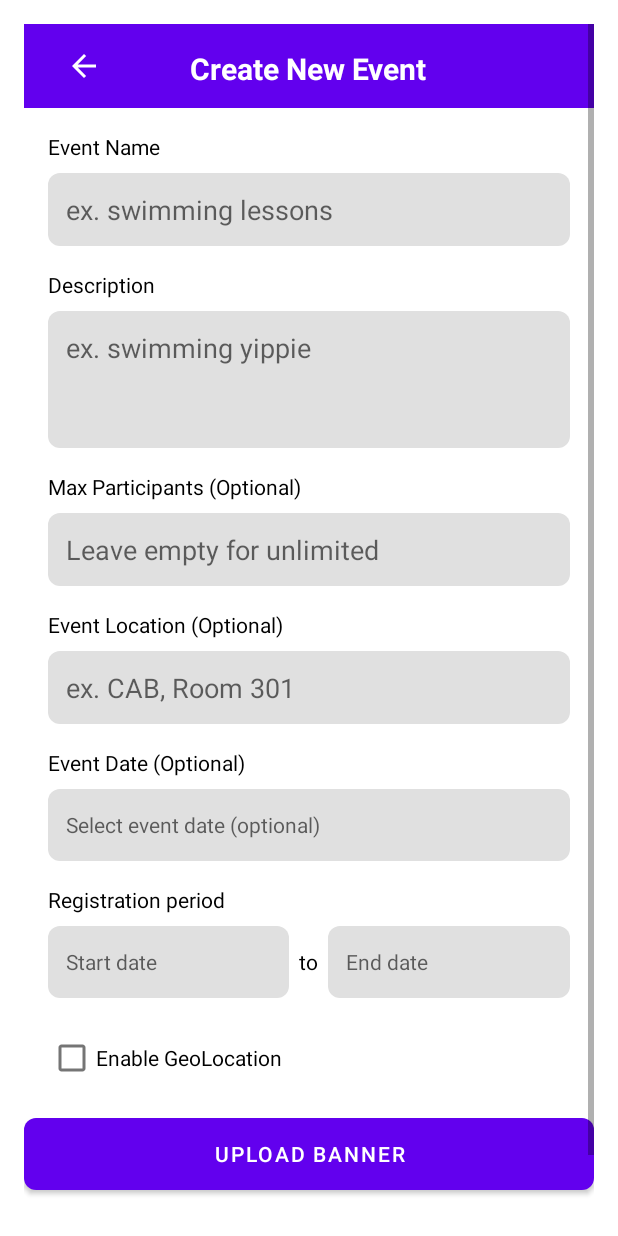
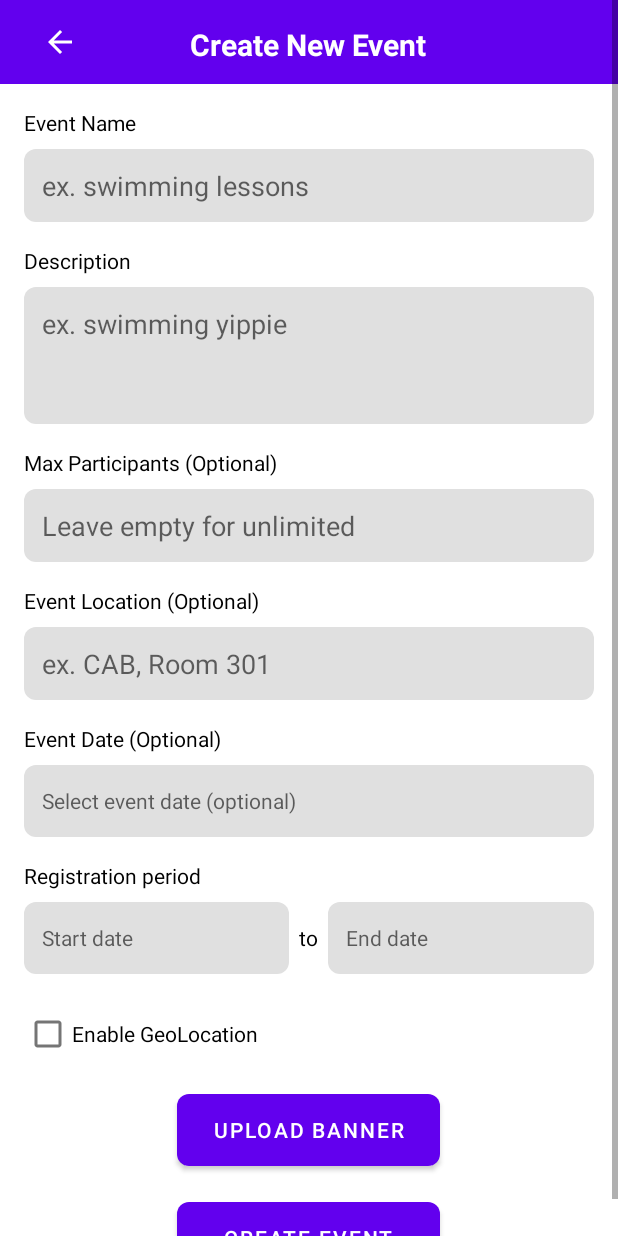
Before and after one commit to CMPUT301F25nachos/nachos-party, an Android app: the CreateEventActivity screen opened directly, with no data from a screen before it, on a phone screen of 412 x 824 dp. Run offline under Robolectric (Android 15) with nearby library versions, the phone set to English and light mode, and no system bars; our stand-ins replace Firebase (no records; nobody signed in at launch, a user with empty details on screens opened directly).

Commit message:
ui fixes to create event screen

```diff
--- a/app/Nachosapp/app/src/main/res/layout/activity_create_event.xml
+++ b/app/Nachosapp/app/src/main/res/layout/activity_create_event.xml
@@ -5,7 +5,8 @@
     android:layout_height="match_parent"
     android:background="#FFFFFF"
     android:fillViewport="true"
-    android:padding="16dp">
+    android:padding="0dp"
+    android:fitsSystemWindows="true">
 
     <LinearLayout
         android:layout_width="match_parent"
@@ -202,8 +203,9 @@
 
         <Button
             android:id="@+id/uploadBannerButton"
-            android:layout_width="match_parent"
+            android:layout_width="175dp"
             android:layout_height="wrap_content"
+            android:layout_gravity="center"
             android:layout_marginBottom="16dp"
             android:background="@drawable/rounded_button_secondary"
             android:text="Upload Banner"
@@ -211,8 +213,9 @@
 
         <Button
             android:id="@+id/createEventButton"
-            android:layout_width="match_parent"
+            android:layout_width="175dp"
             android:layout_height="wrap_content"
+            android:layout_gravity="center"
             android:layout_marginTop="8dp"
             android:background="@drawable/rounded_button_primary"
             android:text="Create Event"
```
